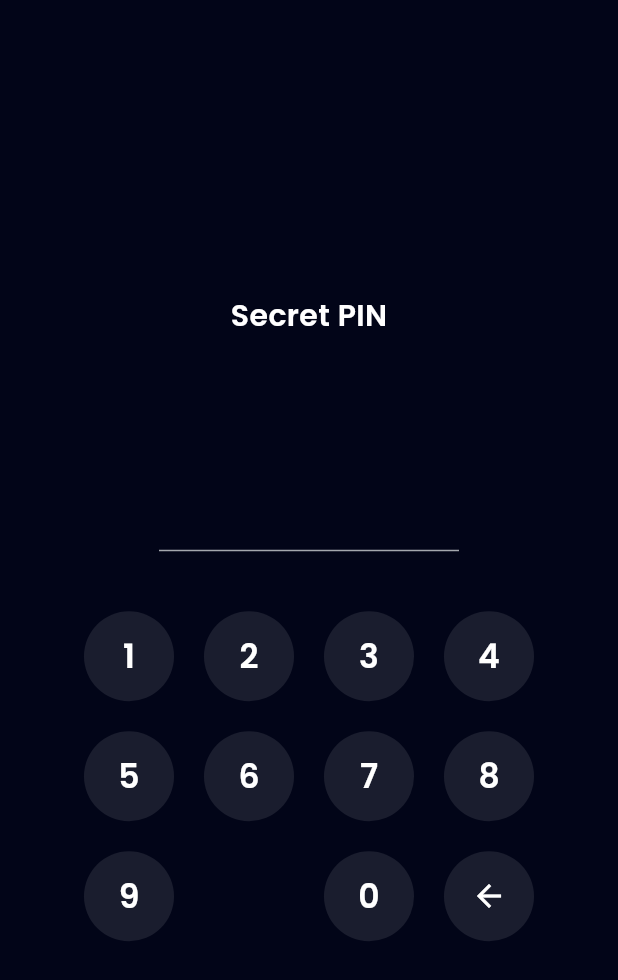
After one commit to afrizzal/payments, a Flutter app: the PinPage screen opened by its route, on a phone screen of 412 x 824 dp. The commit adds this screen. Shown: the top 980 px of the screen. Run offline on Flutter 3.47's test engine with Material 3 defaults, Android fonts, the phone set to English and light mode, and no system bars; our stand-ins replace carousel_slider, google_fonts.

Commit message:
add pin_page

```diff
--- a/lib/main.dart
+++ b/lib/main.dart
@@ -2,6 +2,7 @@
 import 'package:flutter_payments/shared/theme.dart';
 import 'package:flutter_payments/ui/pages/home_page.dart';
 import 'package:flutter_payments/ui/pages/onboarding_page.dart';
+import 'package:flutter_payments/ui/pages/pin_page.dart';
 import 'package:flutter_payments/ui/pages/profile_page.dart';
 import 'package:flutter_payments/ui/pages/sign_in_page.dart';
 import 'package:flutter_payments/ui/pages/sign_up_page.dart';
@@ -44,6 +45,7 @@
         '/sign-up-success':(context) => const SignUpSuccessPage(),
         '/home': (context) => const HomePage(),
         '/profile': (context) => const ProfilePage(),
+        '/pin':(context) => const PinPage(),
       },
     );
   }
--- /dev/null
+++ b/lib/ui/pages/pin_page.dart
@@ -0,0 +1,180 @@
+import 'package:flutter/material.dart';
+import 'package:flutter_payments/shared/theme.dart';
+import 'package:flutter_payments/ui/widgets/buttons.dart';
+
+class PinPage extends StatefulWidget {
+  const PinPage({super.key});
+
+  @override
+  State<PinPage> createState() => _PinPageState();
+}
+
+class _PinPageState extends State<PinPage> {
+  final TextEditingController pinController = TextEditingController(text: '');
+
+  addPin(String number) {
+    if (pinController.text.length <6) {
+      setState(() {
+        pinController.text = pinController.text + number;
+      });
+    }
+  }
+
+  deletePin(){
+    if (pinController.text.isNotEmpty) {
+      setState(() {
+        pinController.text =
+          pinController.text.substring(0, pinController.text.length-1);
+      });
+    }
+  }
+
+  @override
+  Widget build(BuildContext context) {
+    return Scaffold(
+      backgroundColor: darkBackgroundColor,
+      body: Center(
+        child: Padding(
+          padding: const EdgeInsets.symmetric(
+            horizontal: 55,
+          ),
+          child: Column(
+            mainAxisAlignment: MainAxisAlignment.center,
+            children: [
+              Text(
+                'Secret PIN',
+                style: whiteTextStyle.copyWith(
+                  fontSize: 20,
+                  fontWeight: semiBold,
+                ),
+              ),
+              const SizedBox(
+                height: 72,
+              ),
+              SizedBox(
+                width: 200,
+                child: TextFormField(
+                  controller: pinController,
+                  obscureText: true,
+                  cursorColor: greyColor,
+                  obscuringCharacter: '*',
+                  enabled: false,
+                  style: whiteTextStyle.copyWith(
+                    fontSize: 36,
+                    fontWeight: medium,
+                    letterSpacing: 15,
+                  ),
+                  decoration: InputDecoration(
+                    disabledBorder: UnderlineInputBorder(
+                      borderSide: BorderSide(
+                        color: greyColor,
+                      ),
+                    ),
+                    // focusedBorder: UnderlineInputBorder(
+                    //   borderSide: BorderSide(
+                    //     color: greyColor,
+                    //   )
+                    // )
+                  ),
+                ),
+              ),
+              const SizedBox(
+                height: 40,
+              ),
+              Wrap(
+                spacing: 20,
+                runSpacing: 20,
+                children: [
+                  CustomInputButton(
+                    title: '1',
+                    onTap: (){
+                      addPin('1');
+                      },
+                    ),
+                  CustomInputButton(
+                    title: '2',
+                    onTap: (){
+                      addPin('2');
+                      },
+                    ),
+                  CustomInputButton(
+                    title: '3',
+                    onTap: (){
+                      addPin('3');
+                      },
+                    ),
+                  CustomInputButton(
+                    title: '4',
+                    onTap: (){
+                      addPin('4');
+                      },
+                    ),
+                  CustomInputButton(
+                    title: '5',
+                    onTap: (){
+                      addPin('5');
+                      },
+                    ),
+                  CustomInputButton(
+                    title: '6',
+                    onTap: (){
+                      addPin('6');
+                      },
+                    ),
+                  CustomInputButton(
+                    title: '7',
+                    onTap: (){
+                      addPin('7');
+                      },
+                    ),
+                  CustomInputButton(
+                    title: '8',
+                    onTap: (){
+                      addPin('8');
+                      },
+                    ),
+                  CustomInputButton(
+                    title: '9',
+                    onTap: (){
+                      addPin('9');
+                      },
+                    ),
+                  const SizedBox(
+                    width: 60,
+                    height: 60,
+                  ),
+                  CustomInputButton(
+                    title: '0',
+                    onTap: (){
+                      addPin('0');
+                      },
+                    ),
+                GestureDetector(
+                  onTap: (){
+                    deletePin();
+                  },
+                  child: Container(
+                    width: 60,
+                    height: 60,
+                    decoration: BoxDecoration(
+                      shape: BoxShape.circle,
+                      color: numberBackgroundColor,
+                    ),
+                    child: Center(
+                      child: Icon(
+                        Icons.arrow_back,
+                        color: whiteColor,
+                        size: 24,
+                      ),
+                    ),
+                  ),
+                ),
+              ],
+            ),
+          ],
+        ),
+      ),
+    ),
+  );
+}
+}
--- a/lib/ui/pages/profile_page.dart
+++ b/lib/ui/pages/profile_page.dart
@@ -78,7 +78,9 @@
             ProfileMenuItem(
               iconUrl: 'assets/ic_edit_profile.png',
               title: 'Edit Profile',
-              onTap: (){},
+              onTap: (){
+                Navigator.pushNamed(context, '/pin');
+              },
               ),
             ProfileMenuItem(
               iconUrl: 'assets/ic_pin.png',
@@ -109,14 +111,14 @@
         ),
       ),
       const SizedBox(
-        height: 87,
+        height: 1,
       ),
       CustomTextButton(
-        title: 'Report',
+        title: 'Need help?',
         onPressed: (){},
       ),
       const SizedBox(
-        height: 50,
+        height: 10,
       ),
     ],
   ),
--- a/lib/ui/widgets/buttons.dart
+++ b/lib/ui/widgets/buttons.dart
@@ -75,3 +75,37 @@
                     );
   }
 }
+
+class CustomInputButton extends StatelessWidget {
+  final String title;
+  final VoidCallback? onTap;
+
+  const CustomInputButton({super.key,
+    required this.title,
+    this.onTap,
+    });
+
+  @override
+  Widget build(BuildContext context) {
+    return GestureDetector(
+      onTap: onTap,
+      child: Container(
+        width: 60,
+        height: 60,
+        decoration: BoxDecoration(
+          shape: BoxShape.circle,
+          color: numberBackgroundColor,
+        ),
+        child: Center(
+          child: Text(
+            title,
+            style: whiteTextStyle.copyWith(
+              fontSize: 22,
+              fontWeight: semiBold,
+            ),
+          ),
+        ),
+      ),
+    );
+  }
+}
--- a/pubspec.yaml
+++ b/pubspec.yaml
@@ -59,7 +59,7 @@
   # The following line ensures that the Material Icons font is
   # included with your application, so that you can use the icons in
   # the material Icons class.
-  # uses-material-design: true
+  uses-material-design: true
 
   # To add assets to your application, add an assets section, like this:
   assets:
```
